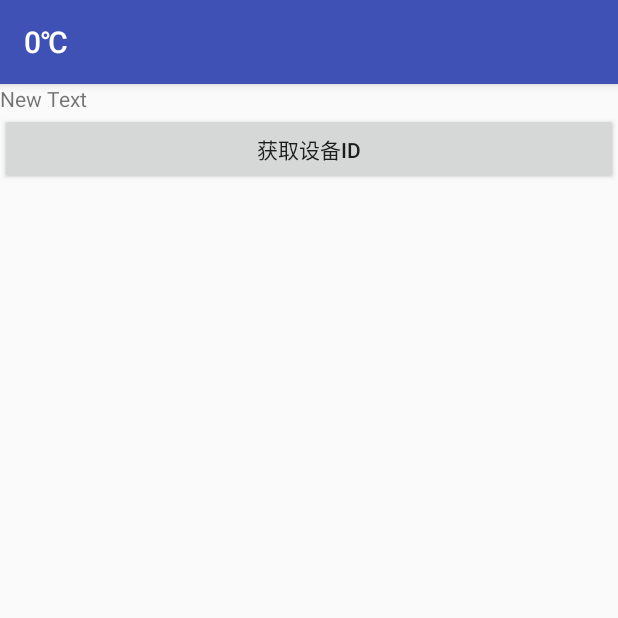
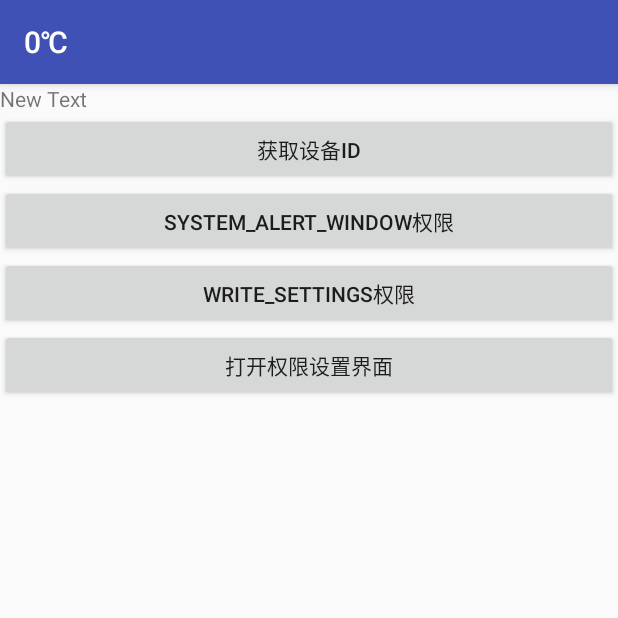
Before and after one commit to xiehui999/fuseProgram, an Android app: the PermissionTestActivity screen opened directly, with no data from a screen before it, on a phone screen of 412 x 824 dp, the top half of it. Run offline under Robolectric (Android 15) with nearby library versions, the phone set to English and light mode, and no system bars; our stand-ins replace ButterKnife.

Commit message:
Request permission  about WRITE_SETTINGS and SYSTEM_ALERT_WINDOW
Request permission  about WRITE_SETTINGS and SYSTEM_ALERT_WINDOW

```diff
--- a/app/src/main/AndroidManifest.xml
+++ b/app/src/main/AndroidManifest.xml
@@ -29,6 +29,7 @@
     <!--百度用户统计相关-->
     <!-- 必须声明的权限 -->
     <uses-permission android:name="android.permission.WRITE_SETTINGS" />
+    <uses-permission android:name="android.permission.SYSTEM_ALERT_WINDOW"/>
     <uses-permission android:name="android.permission.GET_TASKS" />
     <uses-permission android:name="android.permission.BLUETOOTH" />
     <uses-permission android:name="android.permission.READ_EXTERNAL_STORAGE" />
--- a/app/src/main/res/layout/activity_permission.xml
+++ b/app/src/main/res/layout/activity_permission.xml
@@ -17,4 +17,23 @@
         android:layout_height="wrap_content"
         android:layout_gravity="center_horizontal"
         android:text="获取设备ID" />
+    <Button
+        android:id="@+id/request_alert_window"
+        android:layout_width="match_parent"
+        android:layout_height="wrap_content"
+        android:layout_gravity="center_horizontal"
+        android:text="SYSTEM_ALERT_WINDOW权限" />
+    <Button
+        android:id="@+id/request_write_setting"
+        android:layout_width="match_parent"
+        android:layout_height="wrap_content"
+        android:layout_gravity="center_horizontal"
+        android:text="WRITE_SETTINGS权限" />
+
+    <Button
+        android:id="@+id/open_permission_setting"
+        android:layout_width="match_parent"
+        android:layout_height="wrap_content"
+        android:layout_gravity="center_horizontal"
+        android:text="打开权限设置界面" />
 </LinearLayout>
```
Also changed, not shown: app/src/main/java/com/example/xh/permission/PermissionTestActivity.java (+83 -0 lines).
